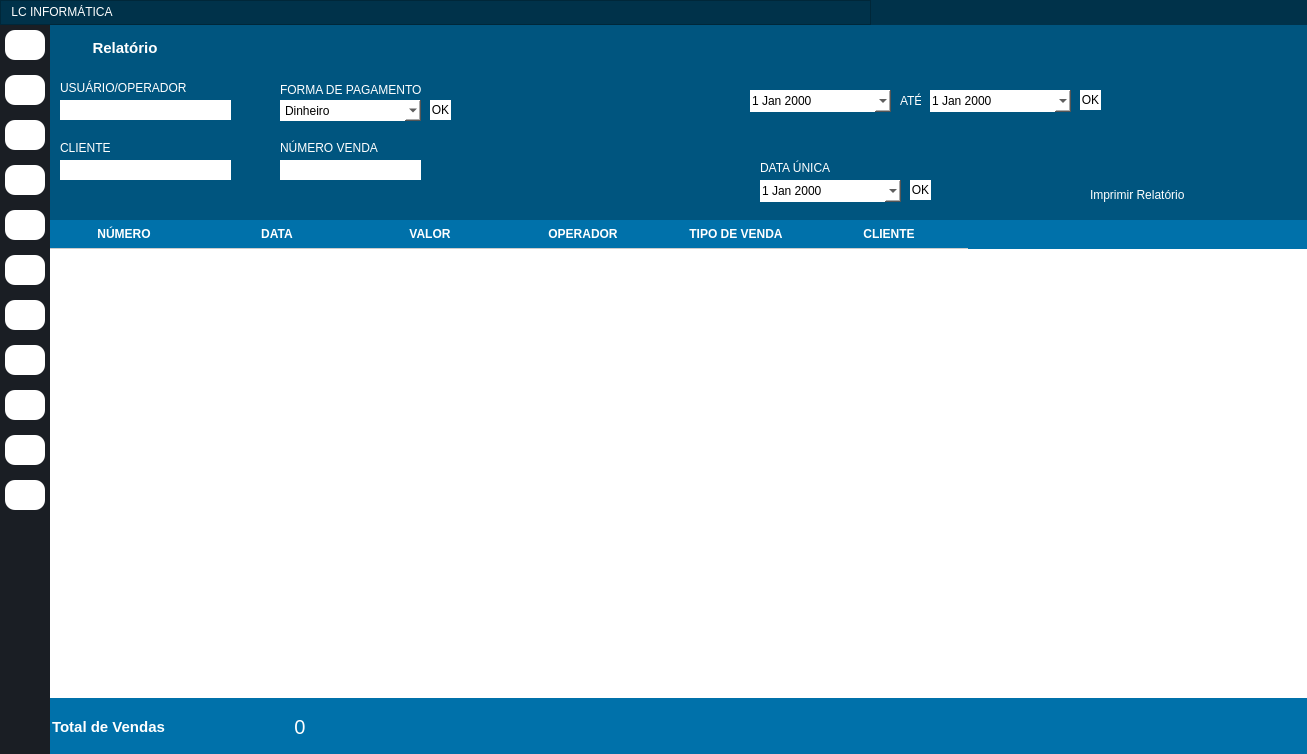
The window that Form_Inicio.ui (lucascostastz/SISTEMA-PDV) describes before a commit, drawn with Qt 5.
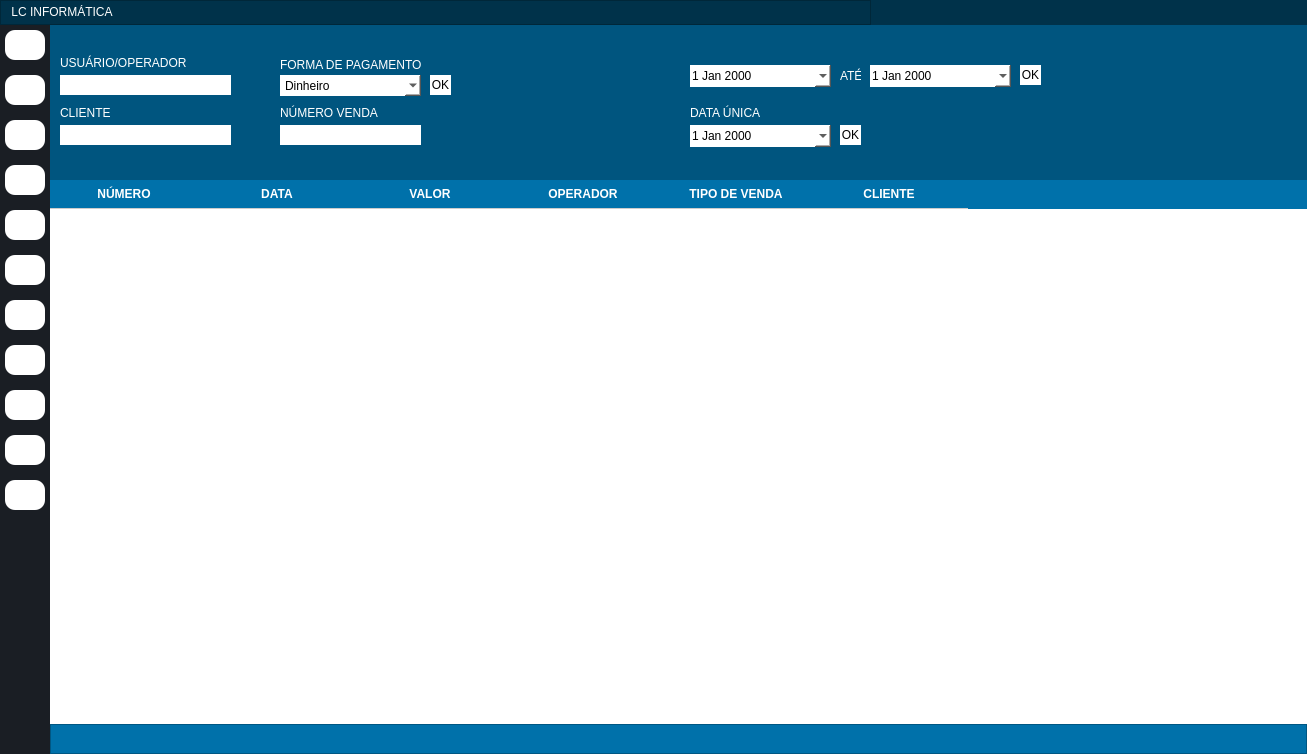
The same window after the commit. The open tabs and pages were chosen to show the change. Icons and pictures are not drawn.

```diff
--- a/Form_Inicio.ui
+++ b/Form_Inicio.ui
@@ -2915,7 +2915,7 @@
                    <property name="maximumSize">
                     <size>
                      <width>16777215</width>
-                     <height>45</height>
+                     <height>30</height>
                     </size>
                    </property>
                    <property name="styleSheet">
@@ -2933,7 +2933,7 @@
                      <number>0</number>
                     </property>
                     <property name="leftMargin">
-                     <number>0</number>
+                     <number>9</number>
                     </property>
                     <property name="topMargin">
                      <number>0</number>
@@ -2944,52 +2944,6 @@
                     <property name="bottomMargin">
                      <number>0</number>
                     </property>
-                    <item>
-                     <widget class="QPushButton" name="pushButton_15">
-                      <property name="minimumSize">
-                       <size>
-                        <width>150</width>
-                        <height>45</height>
-                       </size>
-                      </property>
-                      <property name="styleSheet">
-                       <string notr="true">QPushButton {
-background-color: rgb(0, 85, 127);
-border: none;
-color: rgb(255, 255, 255);
-font-weight: bold;
-font-size: 15px;
-
-
-text-transform: uppercase
- }
-QPushButton:hover{
-background-color:  #1CB5E0;
-border: none;
-color: rgb(255, 255, 255);
-font-weight: bold;
-font-size: 16px;
-text-decoration:underline;
-
-
-
-}</string>
-                      </property>
-                      <property name="text">
-                       <string>Relatório</string>
-                      </property>
-                      <property name="icon">
-                       <iconset>
-                        <normaloff>../../../⠀/AGENDAMENTO TESTE - PRONTO/AGENDAMENTO - PRODUÇÃO/img/suportee.png</normaloff>../../../⠀/AGENDAMENTO TESTE - PRONTO/AGENDAMENTO - PRODUÇÃO/img/suportee.png</iconset>
-                      </property>
-                      <property name="iconSize">
-                       <size>
-                        <width>30</width>
-                        <height>30</height>
-                       </size>
-                      </property>
-                     </widget>
-                    </item>
                     <item>
                      <spacer name="horizontalSpacer_7">
                       <property name="orientation">
@@ -3005,6 +2959,12 @@
                     </item>
                     <item>
                      <widget class="QPushButton" name="pushButton_5">
+                      <property name="sizePolicy">
+                       <sizepolicy hsizetype="Minimum" vsizetype="Preferred">
+                        <horstretch>0</horstretch>
+                        <verstretch>0</verstretch>
+                       </sizepolicy>
+                      </property>
                       <property name="text">
                        <string/>
                       </property>
@@ -3014,8 +2974,8 @@
                       </property>
                       <property name="iconSize">
                        <size>
-                        <width>45</width>
-                        <height>45</height>
+                        <width>30</width>
+                        <height>30</height>
                        </size>
                       </property>
                      </widget>
@@ -3051,7 +3011,7 @@
                    <property name="maximumSize">
                     <size>
                      <width>16777215</width>
-                     <height>150</height>
+                     <height>125</height>
                     </size>
                    </property>
                    <property name="styleSheet">
@@ -3095,59 +3055,59 @@
                       <property name="frameShadow">
                        <enum>QFrame::Raised</enum>
                       </property>
-                      <widget class="QLabel" name="Lb_FiltroData_4">
-                       <property name="geometry">
-                        <rect>
-                         <x>230</x>
-                         <y>70</y>
-                         <width>141</width>
-                         <height>16</height>
-                        </rect>
+                      <layout class="QVBoxLayout" name="verticalLayout_20">
+                       <property name="spacing">
+                        <number>0</number>
                        </property>
-                       <property name="styleSheet">
-                        <string notr="true">color: rgb(255, 255, 255);</string>
+                       <property name="leftMargin">
+                        <number>0</number>
                        </property>
-                       <property name="text">
-                        <string>NÚMERO VENDA</string>
+                       <property name="topMargin">
+                        <number>0</number>
                        </property>
-                      </widget>
-                      <widget class="QLineEdit" name="Tx_Venda_relatorio">
-                       <property name="geometry">
-                        <rect>
-                         <x>230</x>
-                         <y>90</y>
-                         <width>141</width>
-                         <height>20</height>
-                        </rect>
+                       <property name="rightMargin">
+                        <number>0</number>
                        </property>
-                       <property name="styleSheet">
-                        <string notr="true">background-color: rgb(255, 255, 255);
-color: rgb(0, 0, 0);</string>
+                       <property name="bottomMargin">
+                        <number>0</number>
                        </property>
-                      </widget>
-                      <widget class="QPushButton" name="Bt_Ft_Pagamento">
-                       <property name="geometry">
-                        <rect>
-                         <x>380</x>
-                         <y>30</y>
-                         <width>21</width>
-                         <height>20</height>
-                        </rect>
-                       </property>
-                       <property name="styleSheet">
-                        <string notr="true">background-color: rgb(255, 255, 255);
-border-radius:50px;
-color: rgb(0, 0, 0);</string>
-                       </property>
-                       <property name="text">
-                        <string>OK</string>
-                       </property>
-                      </widget>
+                       <item>
+                        <widget class="QFrame" name="frame_41">
+                         <property name="frameShape">
+                          <enum>QFrame::StyledPanel</enum>
+                         </property>
+                         <property name="frameShadow">
+                          <enum>QFrame::Raised</enum>
+                         </property>
+                         <layout class="QHBoxLayout" name="horizontalLayout_15">
+                          <property name="spacing">
+                           <number>5</number>
+                          </property>
+                          <property name="leftMargin">
+                           <number>0</number>
+                          </property>
+                          <property name="topMargin">
+                           <number>0</number>
+                          </property>
+                          <property name="rightMargin">
+                           <number>0</number>
+                          </property>
+                          <property name="bottomMargin">
+                           <number>0</number>
+                          </property>
+                          <item>
+                           <widget class="QFrame" name="frame_42">
+                            <property name="frameShape">
+                             <enum>QFrame::StyledPanel</enum>
+                            </property>
+                            <property name="frameShadow">
+                             <enum>QFrame::Raised</enum>
+                            </property>
                       <widget class="QLineEdit" name="Tx_Usuario_relatorio">
                        <property name="geometry">
                         <rect>
                          <x>10</x>
-                         <y>30</y>
+                               <y>20</y>
                          <width>171</width>
                          <height>20</height>
                         </rect>
@@ -3161,7 +3121,7 @@
                        <property name="geometry">
                         <rect>
                          <x>10</x>
-                         <y>10</y>
+                               <y>0</y>
                          <width>141</width>
                          <height>16</height>
                         </rect>
@@ -3177,7 +3137,7 @@
                        <property name="geometry">
                         <rect>
                          <x>10</x>
-                         <y>70</y>
+                               <y>50</y>
                          <width>141</width>
                          <height>16</height>
                         </rect>
@@ -3193,7 +3153,7 @@
                        <property name="geometry">
                         <rect>
                          <x>10</x>
-                         <y>90</y>
+                               <y>70</y>
                          <width>171</width>
                          <height>20</height>
                         </rect>
@@ -3203,27 +3163,11 @@
 color: rgb(0, 0, 0);</string>
                        </property>
                       </widget>
-                      <widget class="QLabel" name="label_9">
-                       <property name="geometry">
-                        <rect>
-                         <x>230</x>
-                         <y>10</y>
-                         <width>151</width>
-                         <height>20</height>
-                        </rect>
-                       </property>
-                       <property name="styleSheet">
-                        <string notr="true">color: rgb(255, 255, 255);</string>
-                       </property>
-                       <property name="text">
-                        <string>FORMA DE PAGAMENTO</string>
-                       </property>
-                      </widget>
                       <widget class="QComboBox" name="Tx_FiltroStatus">
                        <property name="geometry">
                         <rect>
                          <x>230</x>
-                         <y>30</y>
+                               <y>20</y>
                          <width>141</width>
                          <height>21</height>
                         </rect>
@@ -3259,42 +3203,103 @@
                         </property>
                        </item>
                       </widget>
+                            <widget class="QLabel" name="label_9">
+                             <property name="geometry">
+                              <rect>
+                               <x>230</x>
+                               <y>0</y>
+                               <width>151</width>
+                               <height>20</height>
+                              </rect>
+                             </property>
+                             <property name="styleSheet">
+                              <string notr="true">color: rgb(255, 255, 255);</string>
+                             </property>
+                             <property name="text">
+                              <string>FORMA DE PAGAMENTO</string>
+                             </property>
+                            </widget>
+                            <widget class="QLineEdit" name="Tx_Venda_relatorio">
+                             <property name="geometry">
+                              <rect>
+                               <x>230</x>
+                               <y>70</y>
+                               <width>141</width>
+                               <height>20</height>
+                              </rect>
+                             </property>
+                             <property name="styleSheet">
+                              <string notr="true">background-color: rgb(255, 255, 255);
+color: rgb(0, 0, 0);</string>
+                             </property>
+                            </widget>
+                            <widget class="QLabel" name="Lb_FiltroData_4">
+                             <property name="geometry">
+                              <rect>
+                               <x>230</x>
+                               <y>50</y>
+                               <width>141</width>
+                               <height>16</height>
+                              </rect>
+                             </property>
+                             <property name="styleSheet">
+                              <string notr="true">color: rgb(255, 255, 255);</string>
+                             </property>
+                             <property name="text">
+                              <string>NÚMERO VENDA</string>
+                             </property>
+                            </widget>
+                            <widget class="QPushButton" name="Bt_Ft_Pagamento">
+                             <property name="geometry">
+                              <rect>
+                               <x>380</x>
+                               <y>20</y>
+                               <width>21</width>
+                               <height>20</height>
+                              </rect>
+                             </property>
+                             <property name="styleSheet">
+                              <string notr="true">background-color: rgb(255, 255, 255);
+border-radius:50px;
+color: rgb(0, 0, 0);</string>
+                             </property>
+                             <property name="text">
+                              <string>OK</string>
+                             </property>
+                            </widget>
                      </widget>
                     </item>
                     <item>
-                     <widget class="QFrame" name="frame_30">
+                           <widget class="QFrame" name="frame_54">
                       <property name="frameShape">
                        <enum>QFrame::StyledPanel</enum>
                       </property>
                       <property name="frameShadow">
                        <enum>QFrame::Raised</enum>
                       </property>
-                      <widget class="QDateEdit" name="Tx_FiltroData_Inicio">
+                            <widget class="QPushButton" name="Bt_Ft_data_final">
                        <property name="geometry">
                         <rect>
-                         <x>0</x>
-                         <y>20</y>
-                         <width>141</width>
-                         <height>22</height>
-                        </rect>
-                       </property>
-                       <property name="toolTip">
-                        <string>Selecione a data inicial da venda</string>
-                       </property>
+                               <x>340</x>
+                               <y>10</y>
+                               <width>21</width>
+                               <height>20</height>
+                              </rect>
+                             </property>
                        <property name="styleSheet">
                         <string notr="true">background-color: rgb(255, 255, 255);
-color: rgb(0, 0, 0);
-font: 75 8pt &quot;Trebuchet MS&quot;;</string>
-                       </property>
-                       <property name="calendarPopup">
-                        <bool>true</bool>
+border-radius:50px;
+color: rgb(0, 0, 0);</string>
+                             </property>
+                             <property name="text">
+                              <string>OK</string>
                        </property>
                       </widget>
                       <widget class="QLabel" name="Lb_FiltroData_10">
                        <property name="geometry">
                         <rect>
-                         <x>150</x>
-                         <y>20</y>
+                               <x>160</x>
+                               <y>10</y>
                          <width>21</width>
                          <height>21</height>
                         </rect>
@@ -3309,8 +3314,8 @@
                       <widget class="QDateEdit" name="Tx_FiltroData_Final">
                        <property name="geometry">
                         <rect>
-                         <x>180</x>
-                         <y>20</y>
+                               <x>190</x>
+                               <y>10</y>
                          <width>141</width>
                          <height>22</height>
                         </rect>
@@ -3327,87 +3332,50 @@
                         <bool>true</bool>
                        </property>
                       </widget>
-                      <widget class="QLabel" name="Lb_FiltroData_17">
+                            <widget class="QDateEdit" name="Tx_FiltroData_Inicio">
                        <property name="geometry">
                         <rect>
-                         <x>340</x>
-                         <y>110</y>
-                         <width>150</width>
-                         <height>30</height>
-                        </rect>
-                       </property>
-                       <property name="maximumSize">
-                        <size>
-                         <width>150</width>
-                         <height>30</height>
-                        </size>
-                       </property>
-                       <property name="styleSheet">
-                        <string notr="true">color: rgb(255, 255, 255);
-font: 75 14pt &quot;MS Shell Dlg 2&quot;;</string>
-                       </property>
-                       <property name="text">
-                        <string>Imprimir Relatório</string>
-                       </property>
-                      </widget>
-                      <widget class="QPushButton" name="Bt_Imprimir_Atendimento">
-                       <property name="geometry">
-                        <rect>
-                         <x>520</x>
-                         <y>110</y>
-                         <width>30</width>
-                         <height>33</height>
-                        </rect>
-                       </property>
-                       <property name="sizePolicy">
-                        <sizepolicy hsizetype="Preferred" vsizetype="Preferred">
-                         <horstretch>0</horstretch>
-                         <verstretch>0</verstretch>
-                        </sizepolicy>
-                       </property>
-                       <property name="minimumSize">
-                        <size>
-                         <width>0</width>
-                         <height>33</height>
-                        </size>
-                       </property>
-                       <property name="maximumSize">
-                        <size>
-                         <width>30</width>
-                         <height>30</height>
-                        </size>
+                               <x>10</x>
+                               <y>10</y>
+                               <width>141</width>
+                               <height>22</height>
+                              </rect>
                        </property>
                        <property name="toolTip">
                         <string>Clique aqui para imprimir ou salvar o relatório</string>
                        </property>
                        <property name="styleSheet">
-                        <string notr="true">QPushButton {
-border:none;
- }
-QPushButton:hover{
-background-color: rgb(0, 120, 180);
-
-}</string>
+                              <string notr="true">background-color: rgb(255, 255, 255);
+color: rgb(0, 0, 0);
+font: 75 8pt &quot;Trebuchet MS&quot;;</string>
+                             </property>
+                             <property name="calendarPopup">
+                              <bool>true</bool>
+                             </property>
+                            </widget>
+                            <widget class="QPushButton" name="Bt_FtData">
+                             <property name="geometry">
+                              <rect>
+                               <x>160</x>
+                               <y>70</y>
+                               <width>21</width>
+                               <height>20</height>
+                              </rect>
+                             </property>
+                             <property name="styleSheet">
+                              <string notr="true">background-color: rgb(255, 255, 255);
+border-radius:50px;
+color: rgb(0, 0, 0);</string>
                        </property>
                        <property name="text">
-                        <string/>
-                       </property>
-                       <property name="icon">
-                        <iconset>
-                         <normaloff>img/impressora.png</normaloff>img/impressora.png</iconset>
-                       </property>
-                       <property name="iconSize">
-                        <size>
-                         <width>30</width>
-                         <height>30</height>
-                        </size>
+                              <string>OK</string>
                        </property>
                       </widget>
                       <widget class="QLabel" name="Lb_FiltroData">
                        <property name="geometry">
                         <rect>
                          <x>10</x>
-                         <y>90</y>
+                               <y>50</y>
                          <width>141</width>
                          <height>16</height>
                         </rect>
@@ -3423,7 +3391,7 @@
                        <property name="geometry">
                         <rect>
                          <x>10</x>
-                         <y>110</y>
+                               <y>70</y>
                          <width>141</width>
                          <height>22</height>
                         </rect>
@@ -3440,42 +3408,118 @@
                         <bool>true</bool>
                        </property>
                       </widget>
-                      <widget class="QPushButton" name="Bt_FtData">
+                            <widget class="QPushButton" name="Bt_Atualizar_Relatorio">
                        <property name="geometry">
                         <rect>
-                         <x>160</x>
-                         <y>110</y>
-                         <width>21</width>
-                         <height>20</height>
-                        </rect>
-                       </property>
+                               <x>540</x>
+                               <y>70</y>
+                               <width>25</width>
+                               <height>30</height>
+                              </rect>
+                             </property>
+                             <property name="sizePolicy">
+                              <sizepolicy hsizetype="Preferred" vsizetype="Preferred">
+                               <horstretch>0</horstretch>
+                               <verstretch>0</verstretch>
+                              </sizepolicy>
+                             </property>
+                             <property name="minimumSize">
+                              <size>
+                               <width>0</width>
+                               <height>20</height>
+                              </size>
+                             </property>
+                             <property name="maximumSize">
+                              <size>
+                               <width>25</width>
+                               <height>16777215</height>
+                              </size>
+                             </property>
+                             <property name="toolTip">
+                              <string>Atualizar relatório</string>
+                             </property>
                        <property name="styleSheet">
-                        <string notr="true">background-color: rgb(255, 255, 255);
-border-radius:50px;
-color: rgb(0, 0, 0);</string>
+                              <string notr="true">QPushButton {
+border:none;
+ }
+QPushButton:hover{
+background-color: rgb(0, 120, 180);
+
+}</string>
                        </property>
                        <property name="text">
-                        <string>OK</string>
-                       </property>
-                      </widget>
-                      <widget class="QPushButton" name="Bt_Ft_data_final">
+                              <string/>
+                             </property>
+                             <property name="icon">
+                              <iconset>
+                               <normaloff>img/ATUALIZAR.png</normaloff>img/ATUALIZAR.png</iconset>
+                             </property>
+                             <property name="iconSize">
+                              <size>
+                               <width>25</width>
+                               <height>25</height>
+                              </size>
+                             </property>
+                            </widget>
+                            <widget class="QPushButton" name="Bt_Imprimir_Relatorio">
                        <property name="geometry">
                         <rect>
-                         <x>330</x>
-                         <y>20</y>
-                         <width>21</width>
-                         <height>20</height>
-                        </rect>
-                       </property>
+                               <x>590</x>
+                               <y>70</y>
+                               <width>25</width>
+                               <height>25</height>
+                              </rect>
+                             </property>
+                             <property name="sizePolicy">
+                              <sizepolicy hsizetype="Preferred" vsizetype="Preferred">
+                               <horstretch>0</horstretch>
+                               <verstretch>0</verstretch>
+                              </sizepolicy>
+                             </property>
+                             <property name="minimumSize">
+                              <size>
+                               <width>0</width>
+                               <height>25</height>
+                              </size>
+                             </property>
+                             <property name="maximumSize">
+                              <size>
+                               <width>25</width>
+                               <height>25</height>
+                              </size>
+                             </property>
+                             <property name="toolTip">
+                              <string>Clique aqui para imprimir ou salvar o relatório</string>
+                             </property>
                        <property name="styleSheet">
-                        <string notr="true">background-color: rgb(255, 255, 255);
-border-radius:50px;
-color: rgb(0, 0, 0);</string>
+                              <string notr="true">QPushButton {
+border:none;
+ }
+QPushButton:hover{
+background-color: rgb(0, 120, 180);
+
+}</string>
                        </property>
                        <property name="text">
-                        <string>OK</string>
-                       </property>
-                      </widget>
+                              <string/>
+                             </property>
+                             <property name="icon">
+                              <iconset>
+                               <normaloff>img/impressora.png</normaloff>img/impressora.png</iconset>
+                             </property>
+                             <property name="iconSize">
+                              <size>
+                               <width>25</width>
+                               <height>25</height>
+                              </size>
+                             </property>
+                            </widget>
+                           </widget>
+                          </item>
+                         </layout>
+                        </widget>
+                       </item>
+                      </layout>
                      </widget>
                     </item>
                     <item>
@@ -3490,6 +3534,12 @@
                  </item>
                  <item>
                   <widget class="QFrame" name="frame_39">
+                   <property name="minimumSize">
+                    <size>
+                     <width>0</width>
+                     <height>534</height>
+                    </size>
+                   </property>
                    <property name="styleSheet">
                     <string notr="true">background-color: rgb(0, 113, 170);</string>
                    </property>
@@ -3512,164 +3562,9 @@
                     <property name="bottomMargin">
                      <number>0</number>
                     </property>
-                    <property name="horizontalSpacing">
-                     <number>0</number>
-                    </property>
-                    <item row="1" column="0">
-                     <widget class="QFrame" name="frame_40">
-                      <property name="minimumSize">
-                       <size>
-                        <width>0</width>
-                        <height>50</height>
-                       </size>
-                      </property>
-                      <property name="maximumSize">
-                       <size>
-                        <width>16777215</width>
-                        <height>45</height>
-                       </size>
-                      </property>
-                      <property name="frameShape">
-                       <enum>QFrame::NoFrame</enum>
-                      </property>
-                      <property name="frameShadow">
-                       <enum>QFrame::Raised</enum>
-                      </property>
-                      <layout class="QHBoxLayout" name="horizontalLayout_20">
                        <property name="spacing">
                         <number>0</number>
                        </property>
-                       <property name="leftMargin">
-                        <number>0</number>
-                       </property>
-                       <property name="topMargin">
-                        <number>0</number>
-                       </property>
-                       <property name="rightMargin">
-                        <number>0</number>
-                       </property>
-                       <property name="bottomMargin">
-                        <number>0</number>
-                       </property>
-                       <item>
-                        <widget class="QFrame" name="frame_41">
-                         <property name="styleSheet">
-                          <string notr="true">
-border:none;</string>
-                         </property>
-                         <property name="frameShape">
-                          <enum>QFrame::NoFrame</enum>
-                         </property>
-                         <property name="frameShadow">
-                          <enum>QFrame::Raised</enum>
-                         </property>
-                         <widget class="QPushButton" name="Lb_TotalAtendimento">
-                          <property name="geometry">
-                           <rect>
-                            <x>200</x>
-                            <y>0</y>
-                            <width>100</width>
-                            <height>41</height>
-                           </rect>
-                          </property>
-                          <property name="sizePolicy">
-                           <sizepolicy hsizetype="Preferred" vsizetype="Preferred">
-                            <horstretch>0</horstretch>
-                            <verstretch>0</verstretch>
-                           </sizepolicy>
-                          </property>
-                          <property name="minimumSize">
-                           <size>
-                            <width>0</width>
-                            <height>41</height>
-                           </size>
-                          </property>
-                          <property name="maximumSize">
-                           <size>
-                            <width>100</width>
-                            <height>16777215</height>
-                           </size>
-                          </property>
-                          <property name="font">
-                           <font>
-                            <family>MS Shell Dlg 2</family>
-                            <pointsize>15</pointsize>
-                            <weight>50</weight>
-                            <italic>false</italic>
-                            <bold>false</bold>
-                           </font>
-                          </property>
-                          <property name="cursor">
-                           <cursorShape>PointingHandCursor</cursorShape>
-                          </property>
-                          <property name="focusPolicy">
-                           <enum>Qt::NoFocus</enum>
-                          </property>
-                          <property name="contextMenuPolicy">
-                           <enum>Qt::ActionsContextMenu</enum>
-                          </property>
-                          <property name="styleSheet">
-                           <string notr="true">border:none;
-font: 15pt &quot;MS Shell Dlg 2&quot;;
-color: rgb(255, 255, 255);</string>
-                          </property>
-                          <property name="text">
-                           <string>0</string>
-                          </property>
-                          <property name="icon">
-                           <iconset>
-                            <normaloff>G:/Meu Drive/PROGRAMAÇÃO/PROJETOS/MEUS PROJETOS/SISTEMA SAÚDE 11.02.2023/interfaces/images.png</normaloff>G:/Meu Drive/PROGRAMAÇÃO/PROJETOS/MEUS PROJETOS/SISTEMA SAÚDE 11.02.2023/interfaces/images.png</iconset>
-                          </property>
-                          <property name="iconSize">
-                           <size>
-                            <width>75</width>
-                            <height>25</height>
-                           </size>
-                          </property>
-                         </widget>
-                         <widget class="QLineEdit" name="lineEdit_2">
-                          <property name="geometry">
-                           <rect>
-                            <x>0</x>
-                            <y>0</y>
-                            <width>191</width>
-                            <height>41</height>
-                           </rect>
-                          </property>
-                          <property name="sizePolicy">
-                           <sizepolicy hsizetype="Preferred" vsizetype="Preferred">
-                            <horstretch>0</horstretch>
-                            <verstretch>0</verstretch>
-                           </sizepolicy>
-                          </property>
-                          <property name="styleSheet">
-                           <string notr="true">border:none;
-font-weight: bold;
-font-size: 15px;
-color: rgb(255, 255, 255);</string>
-                          </property>
-                          <property name="text">
-                           <string>Total de Vendas</string>
-                          </property>
-                         </widget>
-                        </widget>
-                       </item>
-                       <item>
-                        <widget class="QFrame" name="frame_42">
-                         <property name="styleSheet">
-                          <string notr="true"/>
-                         </property>
-                         <property name="frameShape">
-                          <enum>QFrame::NoFrame</enum>
-                         </property>
-                         <property name="frameShadow">
-                          <enum>QFrame::Raised</enum>
-                         </property>
-                        </widget>
-                       </item>
-                      </layout>
-                     </widget>
-                    </item>
                     <item row="0" column="0">
                      <widget class="QTableWidget" name="TableWidget_Relatorio">
                       <property name="sizePolicy">
@@ -3703,6 +3598,12 @@
                       <property name="dragDropOverwriteMode">
                        <bool>true</bool>
                       </property>
+                      <property name="alternatingRowColors">
+                       <bool>true</bool>
+                      </property>
+                      <property name="showGrid">
+                       <bool>false</bool>
+                      </property>
                       <property name="columnCount">
                        <number>6</number>
                       </property>
@@ -3753,6 +3654,22 @@
                       </column>
                      </widget>
                     </item>
+                    <item row="1" column="0">
+                     <widget class="QFrame" name="frame_30">
+                      <property name="maximumSize">
+                       <size>
+                        <width>16777215</width>
+                        <height>30</height>
+                       </size>
+                      </property>
+                      <property name="frameShape">
+                       <enum>QFrame::StyledPanel</enum>
+                      </property>
+                      <property name="frameShadow">
+                       <enum>QFrame::Raised</enum>
+                      </property>
+                     </widget>
+                    </item>
                    </layout>
                   </widget>
                  </item>
@@ -4610,6 +4527,25 @@
                    </layout>
                   </widget>
                  </item>
+                 <item>
+                  <widget class="QFrame" name="frame_40">
+                   <property name="maximumSize">
+                    <size>
+                     <width>16777215</width>
+                     <height>30</height>
+                    </size>
+                   </property>
+                   <property name="styleSheet">
+                    <string notr="true">background-color: rgb(0, 113, 170);</string>
+                   </property>
+                   <property name="frameShape">
+                    <enum>QFrame::StyledPanel</enum>
+                   </property>
+                   <property name="frameShadow">
+                    <enum>QFrame::Raised</enum>
+                   </property>
+                  </widget>
+                 </item>
                 </layout>
                </widget>
               </item>
```
Left out of the diff: 114 changed lines with no effect on the pictures. Lines whose indentation alone changed are shown as unchanged.
